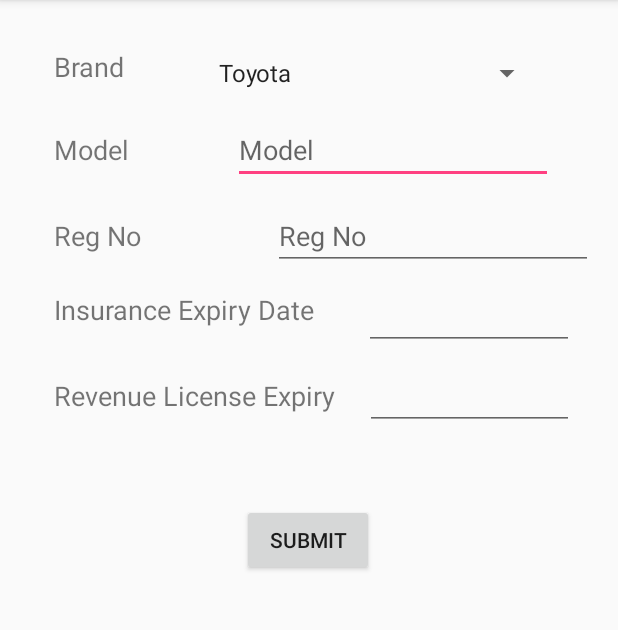
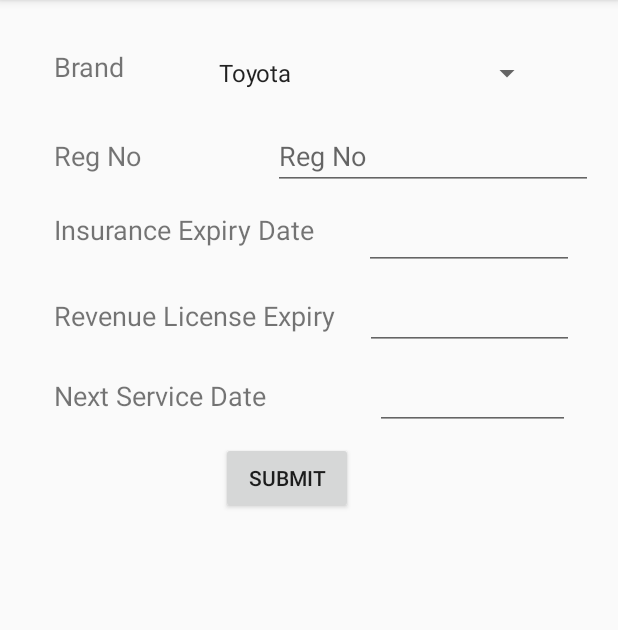
Before and after one commit to oshadaamila/AutoCare, an Android app: the select_vehicle screen opened directly, with no data from a screen before it, after a tap on "SUBMIT", on a phone screen of 412 x 824 dp, the part 84-714 px from its top. Run offline under Robolectric (Android 15) with nearby library versions, the phone set to English and light mode, and no system bars; our stand-ins replace Firebase (no records; nobody signed in at launch, a user with empty details on screens opened directly).

Commit message:
before_mid_2

```diff
--- a/app/build.gradle
+++ b/app/build.gradle
@@ -4,7 +4,7 @@ android {
     compileSdkVersion 26
     defaultConfig {
         applicationId "com.example.amila.autocare"
-        minSdkVersion 15
+        minSdkVersion 22
         targetSdkVersion 26
         versionCode 1
         versionName "1.0"
@@ -16,10 +16,12 @@ android {
             proguardFiles getDefaultProguardFile('proguard-android.txt'), 'proguard-rules.pro'
         }
     }
+    productFlavors {
+    }
 }
 
 dependencies {
-    implementation fileTree(dir: 'libs', include: ['*.jar'])
+    implementation fileTree(include: ['*.jar'], dir: 'libs')
     implementation 'com.android.support:appcompat-v7:26.1.0'
     implementation 'com.android.support.constraint:constraint-layout:1.0.2'
     implementation 'com.google.firebase:firebase-storage:11.8.0'
--- a/app/src/main/java/com/example/amila/autocare/Vehicle.java
+++ b/app/src/main/java/com/example/amila/autocare/Vehicle.java
@@ -6,18 +6,19 @@ package com.example.amila.autocare;
 
 public class Vehicle {
 
-    public String brand,model,reg_no,insurance_expiry_date,revenue_license_expiry_date;
+    public String brand,model,reg_no,insurance_expiry_date,revenue_license_expiry_date,next_service_date;
 
     public Vehicle(){
 
     }
 
     public Vehicle(String brand,String model, String reg_no, String insurance_expiry_date,
-                   String revenue_license_expiry_date){
+                   String revenue_license_expiry_date, String next_service_date){
         this.brand=brand;
         this.model = model;
         this.reg_no=reg_no;
         this.insurance_expiry_date = insurance_expiry_date;
         this.revenue_license_expiry_date = revenue_license_expiry_date;
+        this.next_service_date = next_service_date;
     }
 }
--- a/app/src/main/java/com/example/amila/autocare/select_vehicle.java
+++ b/app/src/main/java/com/example/amila/autocare/select_vehicle.java
@@ -1,7 +1,9 @@
 package com.example.amila.autocare;
 
 import android.app.DatePickerDialog;
+import android.app.Dialog;
 import android.app.DialogFragment;
+import android.content.Intent;
 import android.icu.util.Calendar;
 import android.os.Build;
 import android.support.annotation.NonNull;
@@ -22,14 +24,19 @@ import com.google.android.gms.tasks.OnCompleteListener;
 import com.google.android.gms.tasks.Task;
 import com.google.firebase.auth.FirebaseAuth;
 import com.google.firebase.auth.FirebaseUser;
+import com.google.firebase.database.DataSnapshot;
+import com.google.firebase.database.DatabaseError;
 import com.google.firebase.database.DatabaseReference;
 import com.google.firebase.database.FirebaseDatabase;
+import com.google.firebase.database.ValueEventListener;
 
 public class select_vehicle extends AppCompatActivity {
-    TextView tv_insurance_date,tv_model,tv_revenue_license_expiry,tv_reg_no;
+    TextView tv_insurance_date,tv_model,tv_revenue_license_expiry,tv_reg_no,tv_next_service;
     Spinner spinner_brand;
     private DatabaseReference mDatabase;
     FirebaseAuth mAuth;
+    long vehicle_count;
+
     @Override
     protected void onCreate(Bundle savedInstanceState) {
         super.onCreate(savedInstanceState);
@@ -50,19 +57,21 @@ public class select_vehicle extends AppCompatActivity {
         tv_model= findViewById(R.id.editText_model);
         tv_reg_no = findViewById(R.id.editText_reg_no);
         tv_revenue_license_expiry =findViewById(R.id.revenue_license_expiry);
-
+        tv_next_service = findViewById(R.id.next_service);
         findViewById(R.id.button_submit).setOnClickListener(new View.OnClickListener() {
             @Override
             public void onClick(View v) {
-                String brand,model,reg_no,insurance_expiry,revenue_license_expiry;
+                String brand,model,reg_no,insurance_expiry,revenue_license_expiry,next_service;
                 brand = spinner_brand.getSelectedItem().toString().trim();
                 model= tv_model.getText().toString().trim();
                 reg_no = tv_reg_no.getText().toString().trim();
                 insurance_expiry = tv_insurance_date.getText().toString().trim();
                 revenue_license_expiry=tv_revenue_license_expiry.getText().toString().trim();
-                Vehicle vehicle = new Vehicle(brand,model,reg_no,insurance_expiry,revenue_license_expiry);
+                next_service = tv_next_service.getText().toString().trim();
+                Vehicle vehicle = new Vehicle(brand,model,reg_no,insurance_expiry,revenue_license_expiry,next_service);
                 String userId = mUser.getUid();
-                mDatabase.child(userId).setValue(vehicle).addOnCompleteListener(new OnCompleteListener<Void>() {
+                setVehicleCount(mUser.getUid());
+                mDatabase.child(userId).child(Long.toString(vehicle_count+1)).setValue(vehicle).addOnCompleteListener(new OnCompleteListener<Void>() {
                     @Override
                     public void onComplete(@NonNull Task<Void> task) {
                         if(task.isSuccessful()){
@@ -82,4 +91,24 @@ public class select_vehicle extends AppCompatActivity {
             }
         });
 
-}}
+    }
+
+
+
+
+    public void setVehicleCount(String userID){
+        DatabaseReference users_vehicles=FirebaseDatabase.getInstance().getReference("Vehicles").
+                child(userID);
+        users_vehicles.addValueEventListener(new ValueEventListener() {
+            @Override
+            public void onDataChange(DataSnapshot dataSnapshot) {
+                vehicle_count = dataSnapshot.getChildrenCount();
+            }
+
+            @Override
+            public void onCancelled(DatabaseError databaseError) {
+
+            }
+        });
+    }
+}
--- a/app/src/main/res/layout/activity_select_vehicle.xml
+++ b/app/src/main/res/layout/activity_select_vehicle.xml
@@ -11,7 +11,7 @@
         android:id="@+id/textView7"
         android:layout_width="75dp"
         android:layout_height="32dp"
-        android:layout_marginStart="36dp"
+        android:layout_marginStart="5636dp"
         android:lineSpacingExtra="14sp"
         android:text="Model"
         android:textSize="18sp"
@@ -73,13 +73,13 @@
         android:layout_height="wrap_content"
         android:layout_marginRight="60dp"
         android:layout_marginStart="88dp"
-        android:layout_marginTop="12dp"
+        android:layout_marginTop="16dp"
         android:ems="10"
         android:hint="Reg No"
         android:inputType="textPersonName"
         app:layout_constraintRight_toRightOf="parent"
         app:layout_constraintStart_toEndOf="@+id/textView10"
-        app:layout_constraintTop_toBottomOf="@+id/editText_model" />
+        app:layout_constraintTop_toBottomOf="@+id/spinner_select_brand" />
 
     <TextView
         android:id="@+id/textView11"
@@ -124,7 +124,7 @@
         android:layout_marginStart="8dp"
         android:layout_marginTop="8dp"
         android:ems="10"
-        android:inputType="textPersonName"
+        android:inputType="date"
         app:layout_constraintEnd_toEndOf="parent"
         app:layout_constraintHorizontal_bias="0.352"
         app:layout_constraintStart_toEndOf="@+id/textView12"
@@ -134,11 +134,35 @@
         android:id="@+id/button_submit"
         android:layout_width="wrap_content"
         android:layout_height="wrap_content"
-        android:layout_marginTop="60dp"
+        android:layout_marginTop="8dp"
         android:text="Submit"
-        app:layout_constraintHorizontal_bias="0.498"
+        app:layout_constraintHorizontal_bias="0.455"
         app:layout_constraintLeft_toLeftOf="parent"
         app:layout_constraintRight_toRightOf="parent"
-        app:layout_constraintTop_toBottomOf="@+id/textView12" />
+        app:layout_constraintTop_toBottomOf="@+id/next_service" />
+
+    <TextView
+        android:id="@+id/textView9"
+        android:layout_width="wrap_content"
+        android:layout_height="27dp"
+        android:layout_marginStart="36dp"
+        android:text="Next Service Date"
+        android:textSize="18sp"
+        app:layout_constraintBaseline_toBaselineOf="@+id/next_service"
+        app:layout_constraintStart_toStartOf="parent" />
+
+    <EditText
+        android:id="@+id/next_service"
+        android:layout_width="130dp"
+        android:layout_height="wrap_content"
+        android:layout_marginEnd="8dp"
+        android:layout_marginStart="8dp"
+        android:layout_marginTop="8dp"
+        android:ems="10"
+        android:inputType="date"
+        app:layout_constraintEnd_toEndOf="parent"
+        app:layout_constraintHorizontal_bias="0.73"
+        app:layout_constraintStart_toEndOf="@+id/textView9"
+        app:layout_constraintTop_toBottomOf="@+id/revenue_license_expiry" />
 
 </android.support.constraint.ConstraintLayout>
```
